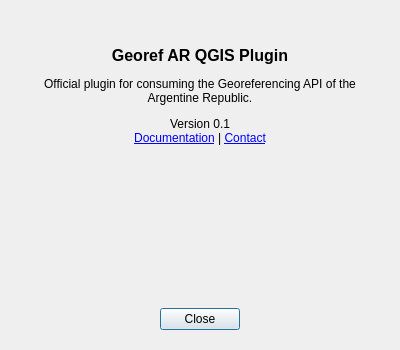
First picture: the form in ui/about_dialog.ui, repository datosgobar/georef-ar-qgis-plugin, before the edit.
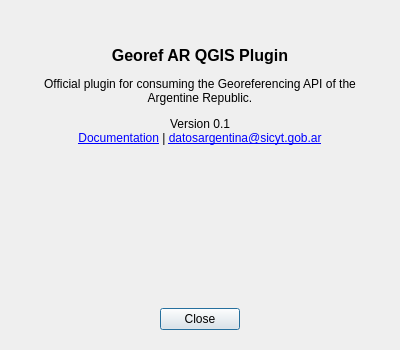
Second picture: the form after the edit. Icons and pictures are not drawn.

Patch:
```diff
--- a/ui/about_dialog.ui
+++ b/ui/about_dialog.ui
@@ -71,7 +71,7 @@
    <item>
     <widget class="QLabel" name="label_links">
      <property name="text">
-      <string>&lt;p align=&quot;center&quot;&gt;Version 0.1&lt;br&gt;&lt;a href=&quot;https://datosgobar.github.io/georef-ar-qgis-plugin/&quot;&gt;Documentation&lt;/a&gt; | &lt;a href=&quot;mailto:datosargentina@sicyt.gob.ar&quot;&gt;Contact&lt;/a&gt;&lt;/p&gt;</string>
+      <string>&lt;p align=&quot;center&quot;&gt;Version 0.1&lt;br&gt;&lt;a href=&quot;https://datosgobar.github.io/georef-ar-qgis-plugin/&quot;&gt;Documentation&lt;/a&gt; | &lt;a href=&quot;mailto:datosargentina@sicyt.gob.ar&quot;&gt;datosargentina@sicyt.gob.ar&lt;/a&gt;&lt;/p&gt;</string>
      </property>
      <property name="alignment">
       <set>Qt::AlignCenter</set>
```
